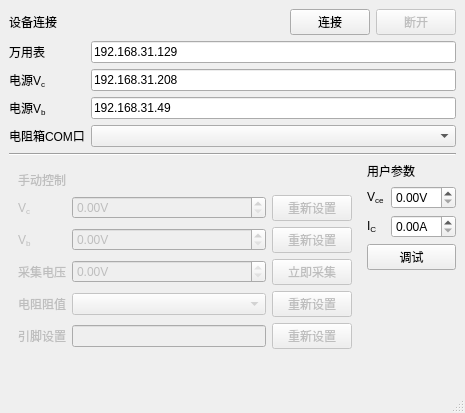
Old version of the form src/main.ui in the repository Joker2387089590/MIL-STD-750.
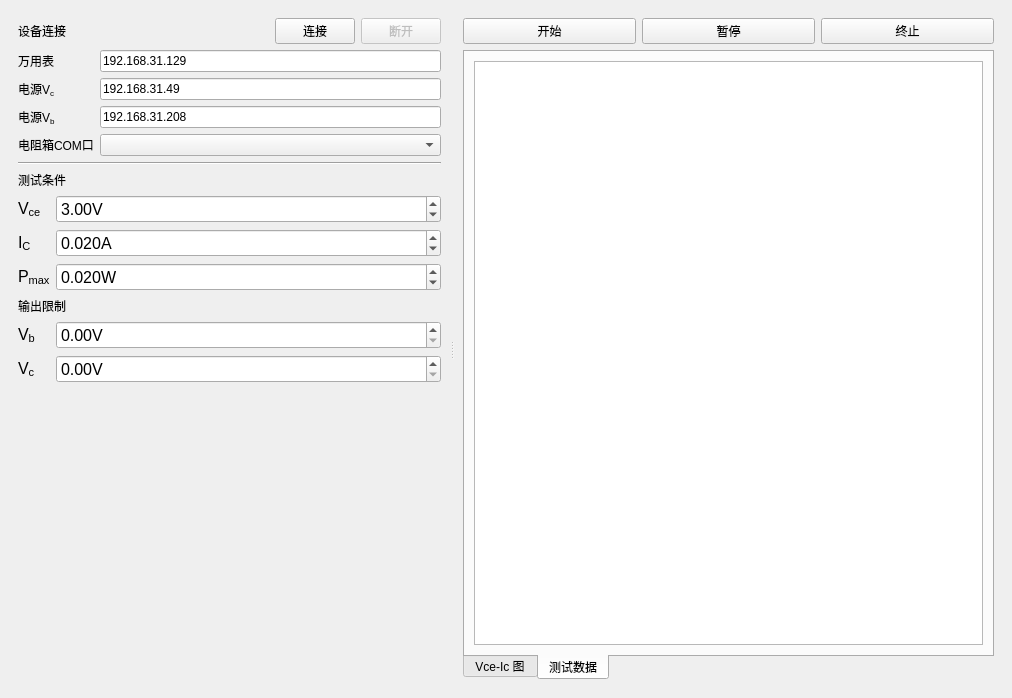
New version of the form. The open tabs and pages were chosen to show the change. Custom widgets are drawn as their Qt base class.

Diff of the .ui file:
```diff
--- a/src/main.ui
+++ b/src/main.ui
@@ -6,18 +6,43 @@
    <rect>
     <x>0</x>
     <y>0</y>
-    <width>465</width>
-    <height>413</height>
+    <width>1012</width>
+    <height>698</height>
    </rect>
   </property>
   <property name="windowTitle">
-   <string>MainWindow</string>
+   <string>三极管安全区测试平台</string>
+  </property>
+  <property name="styleSheet">
+   <string notr="true">QLabel[objectName*=&quot;h1&quot;] {
+	color: white;
+	background-color: #305496;
+	padding: 5px;
+	font-size: 14pt;
+}</string>
   </property>
   <widget class="QWidget" name="centralwidget">
-   <layout class="QVBoxLayout" name="verticalLayout">
-    <item>
      <layout class="QGridLayout" name="gridLayout_3">
-      <item row="0" column="0" colspan="2">
+    <item row="0" column="0">
+     <widget class="QSplitter" name="splitter">
+      <property name="orientation">
+       <enum>Qt::Horizontal</enum>
+      </property>
+      <widget class="QWidget" name="layoutWidget">
+       <layout class="QVBoxLayout" name="verticalLayout_2" stretch="0,0,1">
+        <property name="leftMargin">
+         <number>9</number>
+        </property>
+        <property name="topMargin">
+         <number>9</number>
+        </property>
+        <property name="rightMargin">
+         <number>9</number>
+        </property>
+        <property name="bottomMargin">
+         <number>9</number>
+        </property>
+        <item>
        <layout class="QFormLayout" name="formLayout_2">
         <item row="0" column="0" colspan="2">
          <layout class="QHBoxLayout" name="horizontalLayout" stretch="1,0,0">
@@ -71,7 +96,7 @@
         <item row="2" column="1">
          <widget class="QLineEdit" name="powerVc">
           <property name="text">
-           <string>192.168.31.208</string>
+             <string>192.168.31.49</string>
           </property>
          </widget>
         </item>
@@ -95,30 +120,68 @@
         <item row="3" column="1">
          <widget class="QLineEdit" name="powerVb">
           <property name="text">
-           <string>192.168.31.49</string>
+             <string>192.168.31.208</string>
           </property>
          </widget>
         </item>
        </layout>
       </item>
-      <item row="2" column="1">
+        <item>
+         <widget class="Line" name="line">
+          <property name="orientation">
+           <enum>Qt::Horizontal</enum>
+          </property>
+         </widget>
+        </item>
+        <item>
        <layout class="QFormLayout" name="formLayout">
+          <item row="0" column="0" colspan="2">
+           <widget class="QLabel" name="h1_1">
+            <property name="text">
+             <string>测试条件</string>
+            </property>
+           </widget>
+          </item>
         <item row="1" column="0">
-         <widget class="QLabel" name="label_5">
+           <widget class="QLabel" name="h2_2">
+            <property name="font">
+             <font>
+              <pointsize>12</pointsize>
+             </font>
+            </property>
           <property name="text">
            <string>V&lt;sub&gt;ce&lt;/sub&gt;</string>
           </property>
          </widget>
         </item>
         <item row="1" column="1">
-         <widget class="QDoubleSpinBox" name="vcc">
+           <widget class="QDoubleSpinBox" name="Vce">
+            <property name="font">
+             <font>
+              <pointsize>12</pointsize>
+             </font>
+            </property>
           <property name="suffix">
            <string>V</string>
           </property>
+            <property name="decimals">
+             <number>2</number>
+            </property>
+            <property name="maximum">
+             <double>10000000.000000000000000</double>
+            </property>
+            <property name="value">
+             <double>3.000000000000000</double>
+            </property>
          </widget>
         </item>
         <item row="2" column="0">
-         <widget class="QLabel" name="label_6">
+           <widget class="QLabel" name="h2_4">
+            <property name="font">
+             <font>
+              <pointsize>12</pointsize>
+             </font>
+            </property>
           <property name="text">
            <string>I&lt;sub&gt;C&lt;/sub&gt;</string>
           </property>
@@ -126,179 +189,212 @@
         </item>
         <item row="2" column="1">
          <widget class="QDoubleSpinBox" name="ic">
+            <property name="font">
+             <font>
+              <pointsize>12</pointsize>
+             </font>
+            </property>
           <property name="suffix">
            <string>A</string>
           </property>
-         </widget>
-        </item>
-        <item row="0" column="0" colspan="2">
-         <widget class="QLabel" name="label_7">
-          <property name="text">
-           <string>用户参数</string>
-          </property>
-         </widget>
-        </item>
-        <item row="3" column="0" colspan="2">
-         <widget class="QPushButton" name="btnDebug">
-          <property name="text">
-           <string>调试</string>
-          </property>
-         </widget>
-        </item>
-       </layout>
-      </item>
-      <item row="1" column="0" colspan="2">
-       <widget class="Line" name="line">
-        <property name="orientation">
-         <enum>Qt::Horizontal</enum>
+            <property name="decimals">
+             <number>3</number>
+            </property>
+            <property name="maximum">
+             <double>10000000.000000000000000</double>
+            </property>
+            <property name="value">
+             <double>0.020000000000000</double>
         </property>
        </widget>
       </item>
-      <item row="2" column="0">
-       <widget class="QWidget" name="wControl" native="true">
-        <property name="enabled">
-         <bool>false</bool>
-        </property>
-        <layout class="QGridLayout" name="gridLayout_2" columnstretch="0,1,0">
-         <item row="2" column="1">
-          <widget class="QDoubleSpinBox" name="Vb">
-           <property name="suffix">
-            <string>V</string>
-           </property>
-          </widget>
-         </item>
-         <item row="3" column="2">
-          <widget class="QPushButton" name="btnVread">
+          <item row="3" column="0">
+           <widget class="QLabel" name="h2_1">
+            <property name="font">
+             <font>
+              <pointsize>12</pointsize>
+             </font>
+            </property>
            <property name="text">
-            <string>立即采集</string>
-           </property>
-          </widget>
-         </item>
-         <item row="2" column="2">
-          <widget class="QPushButton" name="btnVb">
-           <property name="text">
-            <string>重新设置</string>
-           </property>
-          </widget>
-         </item>
-         <item row="1" column="1">
-          <widget class="QDoubleSpinBox" name="Vc">
-           <property name="suffix">
-            <string>V</string>
+             <string>P&lt;sub&gt;max&lt;/sub&gt;</string>
            </property>
           </widget>
          </item>
          <item row="3" column="1">
-          <widget class="QDoubleSpinBox" name="Vread">
-           <property name="readOnly">
-            <bool>true</bool>
+           <widget class="QDoubleSpinBox" name="Pmax">
+            <property name="font">
+             <font>
+              <pointsize>12</pointsize>
+             </font>
            </property>
            <property name="suffix">
-            <string>V</string>
-           </property>
-          </widget>
-         </item>
-         <item row="1" column="2">
-          <widget class="QPushButton" name="btnVc">
-           <property name="text">
-            <string>重新设置</string>
-           </property>
-          </widget>
-         </item>
-         <item row="0" column="0" colspan="3">
-          <widget class="QLabel" name="label_10">
-           <property name="text">
-            <string>手动控制</string>
-           </property>
-          </widget>
-         </item>
-         <item row="1" column="0">
-          <widget class="QLabel" name="label_8">
+             <string>W</string>
+            </property>
+            <property name="decimals">
+             <number>3</number>
+            </property>
+            <property name="maximum">
+             <double>10000000.000000000000000</double>
+            </property>
+            <property name="value">
+             <double>0.020000000000000</double>
+            </property>
+           </widget>
+          </item>
+          <item row="4" column="0" colspan="2">
+           <widget class="QLabel" name="h1_2">
            <property name="text">
-            <string>V&lt;sub&gt;c&lt;/sub&gt;</string>
+             <string>输出限制</string>
            </property>
           </widget>
          </item>
-         <item row="2" column="0">
-          <widget class="QLabel" name="label_13">
+          <item row="5" column="0">
+           <widget class="QLabel" name="h2_5">
+            <property name="font">
+             <font>
+              <pointsize>12</pointsize>
+             </font>
+            </property>
            <property name="text">
             <string>V&lt;sub&gt;b&lt;/sub&gt;</string>
            </property>
           </widget>
          </item>
-         <item row="4" column="0">
-          <widget class="QLabel" name="label_11">
-           <property name="text">
-            <string>电阻阻值</string>
-           </property>
-          </widget>
-         </item>
-         <item row="4" column="1">
-          <widget class="QComboBox" name="Rset"/>
-         </item>
-         <item row="3" column="0">
-          <widget class="QLabel" name="label_9">
-           <property name="text">
-            <string>采集电压</string>
-           </property>
-          </widget>
-         </item>
-         <item row="4" column="2">
-          <widget class="QPushButton" name="btnRset">
-           <property name="text">
-            <string>重新设置</string>
-           </property>
-          </widget>
-         </item>
          <item row="5" column="1">
-          <widget class="QLineEdit" name="pin"/>
-         </item>
-         <item row="5" column="2">
-          <widget class="QPushButton" name="btnPin">
+           <widget class="QDoubleSpinBox" name="maxVb">
+            <property name="font">
+             <font>
+              <pointsize>12</pointsize>
+             </font>
+            </property>
+            <property name="suffix">
+             <string>V</string>
+            </property>
+            <property name="decimals">
+             <number>2</number>
+            </property>
+            <property name="maximum">
+             <double>10000000.000000000000000</double>
+            </property>
+           </widget>
+          </item>
+          <item row="6" column="0">
+           <widget class="QLabel" name="h2_3">
+            <property name="font">
+             <font>
+              <pointsize>12</pointsize>
+             </font>
+            </property>
            <property name="text">
-            <string>重新设置</string>
+             <string>V&lt;sub&gt;c&lt;/sub&gt;</string>
            </property>
           </widget>
          </item>
-         <item row="5" column="0">
-          <widget class="QLabel" name="label_14">
-           <property name="text">
-            <string>引脚设置</string>
-           </property>
+          <item row="6" column="1">
+           <widget class="QDoubleSpinBox" name="maxVc">
+            <property name="font">
+             <font>
+              <pointsize>12</pointsize>
+             </font>
+            </property>
+            <property name="suffix">
+             <string>V</string>
+            </property>
+            <property name="decimals">
+             <number>2</number>
+            </property>
+            <property name="maximum">
+             <double>10000000.000000000000000</double>
+            </property>
           </widget>
          </item>
         </layout>
-       </widget>
-      </item>
+        </item>
+       </layout>
+      </widget>
+      <widget class="QWidget" name="layoutWidget2">
+       <layout class="QVBoxLayout" name="verticalLayout">
+        <property name="leftMargin">
+         <number>9</number>
+        </property>
+        <property name="topMargin">
+         <number>9</number>
+        </property>
+        <property name="rightMargin">
+         <number>9</number>
+        </property>
+        <property name="bottomMargin">
+         <number>9</number>
+        </property>
+        <item>
+         <layout class="QHBoxLayout" name="horizontalLayout_2">
+          <item>
+           <widget class="QPushButton" name="btnStart">
+            <property name="text">
+             <string>开始</string>
+            </property>
+           </widget>
+          </item>
+          <item>
+           <widget class="QPushButton" name="btnPause">
+            <property name="text">
+             <string>暂停</string>
+            </property>
+           </widget>
+          </item>
+          <item>
+           <widget class="QPushButton" name="btnStop">
+            <property name="text">
+             <string>终止</string>
+            </property>
+           </widget>
+          </item>
      </layout>
     </item>
     <item>
-     <spacer name="verticalSpacer">
-      <property name="orientation">
-       <enum>Qt::Vertical</enum>
-      </property>
-      <property name="sizeHint" stdset="0">
-       <size>
-        <width>20</width>
-        <height>112</height>
-       </size>
-      </property>
-     </spacer>
+         <widget class="QTabWidget" name="tabWidget">
+          <property name="tabPosition">
+           <enum>QTabWidget::South</enum>
+          </property>
+          <property name="currentIndex">
+           <number>0</number>
+          </property>
+          <widget class="QWidget" name="tab">
+           <attribute name="title">
+            <string>Vce-Ic 图</string>
+           </attribute>
+           <layout class="QGridLayout" name="gridLayout">
+            <item row="0" column="0">
+             <widget class="QChartView" name="chartView"/>
     </item>
    </layout>
   </widget>
-  <widget class="QMenuBar" name="menubar">
-   <property name="geometry">
-    <rect>
-     <x>0</x>
-     <y>0</y>
-     <width>465</width>
-     <height>22</height>
-    </rect>
-   </property>
-  </widget>
-  <widget class="QStatusBar" name="statusbar"/>
- </widget>
+          <widget class="QWidget" name="tab_2">
+           <attribute name="title">
+            <string>测试数据</string>
+           </attribute>
+           <layout class="QGridLayout" name="gridLayout_2">
+            <item row="0" column="0">
+             <widget class="QTableView" name="tableView"/>
+            </item>
+           </layout>
+          </widget>
+         </widget>
+        </item>
+       </layout>
+      </widget>
+     </widget>
+    </item>
+   </layout>
+  </widget>
+ </widget>
+ <customwidgets>
+  <customwidget>
+   <class>QChartView</class>
+   <extends>QGraphicsView</extends>
+   <header location="global">&lt;QChartView&gt;</header>
+  </customwidget>
+ </customwidgets>
  <resources/>
  <connections/>
 </ui>
```
Left out of the diff: 2 changed lines with no effect on the pictures. Lines whose indentation alone changed are shown as unchanged.
